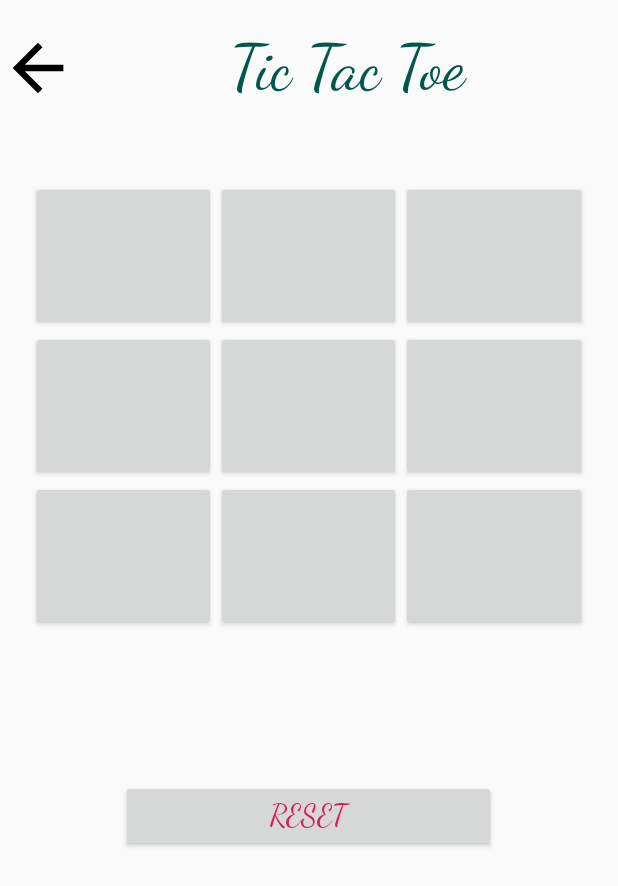
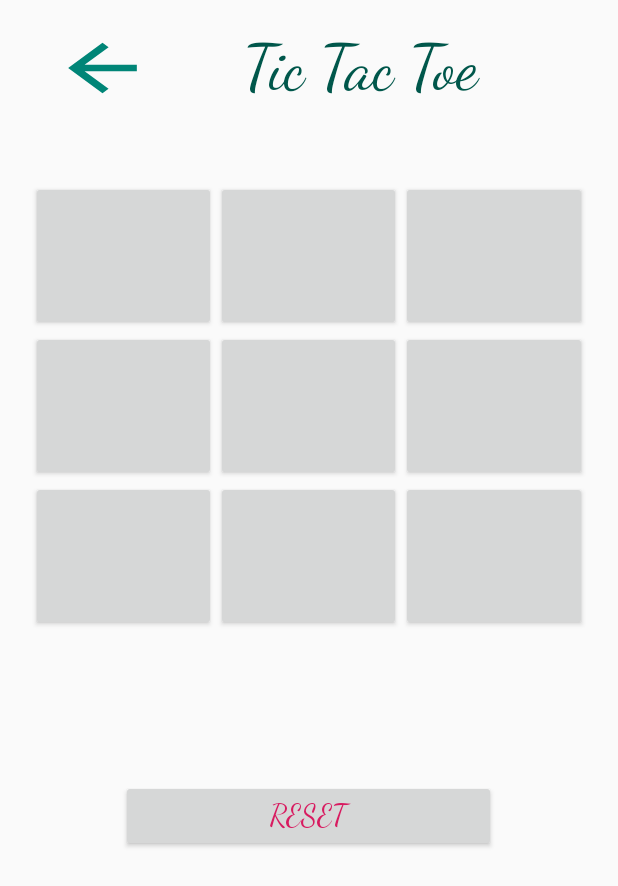
Before and after one commit to prateek18597/Tic_Tac_Toe_Android, an Android app: the MainActivity screen opened directly, with no data from a screen before it, on a phone screen of 412 x 824 dp. Shown: the top 886 px of the screen. Run offline under Robolectric (Android 15) with nearby library versions, the light colour scheme and no system bars.

Commit message:
Minor changes

```diff
--- a/app/build.gradle
+++ b/app/build.gradle
@@ -23,6 +23,7 @@ dependencies {
     implementation fileTree(dir: 'libs', include: ['*.jar'])
     implementation 'androidx.appcompat:appcompat:1.1.0'
     implementation 'androidx.constraintlayout:constraintlayout:1.1.3'
+    implementation 'com.google.android.material:material:1.1.0-alpha09'
     testImplementation 'junit:junit:4.12'
     androidTestImplementation 'androidx.test:runner:1.2.0'
     androidTestImplementation 'androidx.test.espresso:espresso-core:3.2.0'
--- a/app/src/main/res/layout/activity_main.xml
+++ b/app/src/main/res/layout/activity_main.xml
@@ -17,18 +17,19 @@
             android:layout_height="wrap_content"
             android:layout_marginBottom="50dp"
             android:gravity="center"
-            android:weightSum="10"
+            android:weightSum="12"
             android:layout_marginTop="20dp"
             >
-            <ImageButton
+            <com.google.android.material.button.MaterialButton
+                android:layout_weight="2"
                 android:layout_width="0dp"
-                android:layout_weight="2"
                 android:layout_height="match_parent"
+                android:onClick="goBack"
                 android:background="@drawable/arrow_back"
-                android:onClick="goBack"/>
+                />
             <TextView
                 android:layout_weight="8"
-                android:layout_width="match_parent"
+                android:layout_width="0dp"
                 android:layout_height="wrap_content"
                 android:fontFamily="cursive"
                 android:text="Tic Tac Toe"
@@ -49,7 +50,8 @@
                 android:layout_width="0dp"
                 android:layout_height="100dp"
                 android:layout_weight="3"
-                android:onClick="button1" />
+                android:onClick="button1"
+                />
             <Button
                 android:id="@+id/btn2"
                 android:layout_width="0dp"
--- a/app/src/main/res/values/colors.xml
+++ b/app/src/main/res/values/colors.xml
@@ -3,4 +3,5 @@
     <color name="colorPrimary">#008577</color>
     <color name="colorPrimaryDark">#00574B</color>
     <color name="colorAccent">#D81B60</color>
+    <color name="colorLight">#c0c0c0</color>
 </resources>
--- a/app/src/main/res/values/styles.xml
+++ b/app/src/main/res/values/styles.xml
@@ -7,5 +7,4 @@
         <item name="colorPrimaryDark">@color/colorPrimaryDark</item>
         <item name="colorAccent">@color/colorAccent</item>
     </style>
-
 </resources>
--- a/build.gradle
+++ b/build.gradle
@@ -8,7 +8,7 @@ buildscript {
     }
     dependencies {
         classpath 'com.android.tools.build:gradle:3.4.2'
-
+        //implementation 'com.google.android.material:material:1.1.0-alpha09'
         // NOTE: Do not place your application dependencies here; they belong
         // in the individual module build.gradle files
     }
```
Also changed, not shown: app/src/main/res/layout/activity_home.xml (+4 -4 lines).
